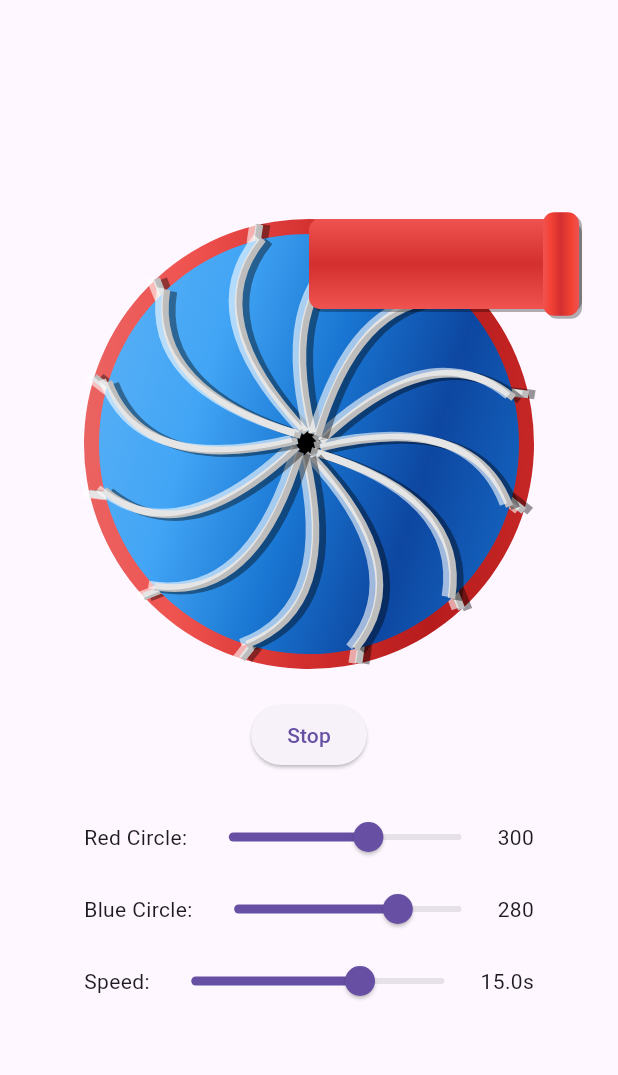
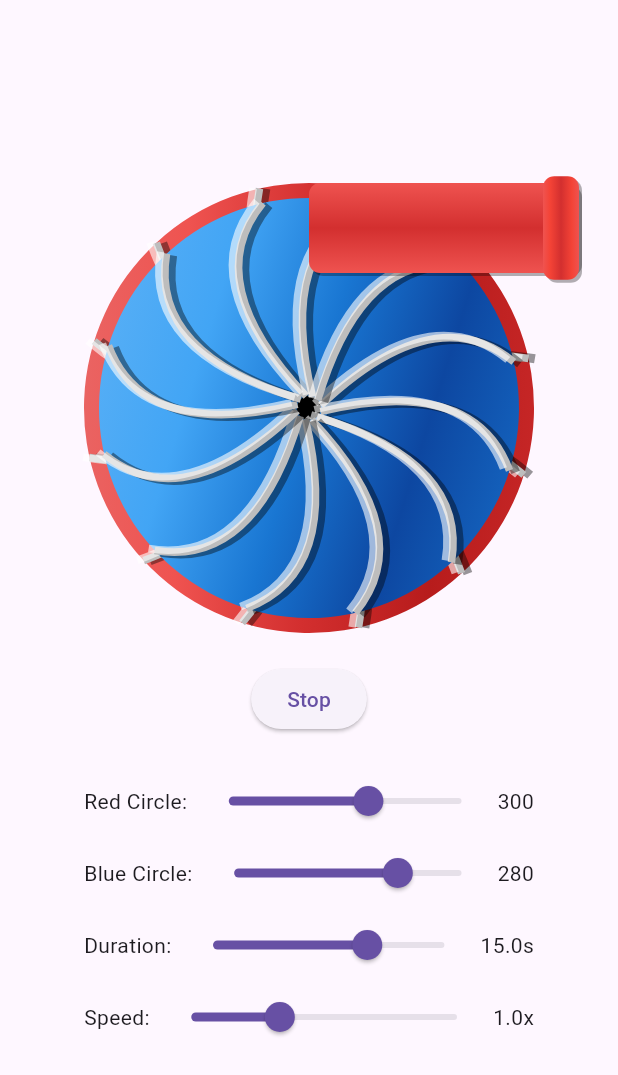
Before and after one commit to Aoli/custom_painter_tct, a Flutter app: the screen it shows after launch, after a tap on "Spin", on a phone screen of 412 x 824 dp. Shown: the top 1075 px of the screen. Run offline on Flutter 3.47's test engine with Material 3 defaults, Android fonts, the phone set to English and light mode, and no system bars.

Commit message:
Add speed multiplier control and update duration handling for spinning animation

```diff
--- a/lib/custom_painter_test.dart
+++ b/lib/custom_painter_test.dart
@@ -329,7 +329,10 @@ class _CircleControlWidgetState extends State<CircleControlWidget>
   late AnimationController
       _speedController; // Single controller for both circles
   bool _isSpinning = false;
-  final Duration _spinDuration = const Duration(seconds: 15); // Total spin time
+  Duration _spinDuration = const Duration(seconds: 15); // Total spin time
+
+  // Add speed multiplier
+  double _speedMultiplier = 1.0;
 
   @override
   void initState() {
@@ -350,12 +353,13 @@ class _CircleControlWidgetState extends State<CircleControlWidget>
     setState(() {
       _isSpinning = !_isSpinning;
       if (_isSpinning) {
-        // Start spinning and gradually slow down
         _speedController.reset();
         _speedController
             .animateTo(
           1.0,
-          duration: _spinDuration,
+          duration: Duration(
+              milliseconds:
+                  (_spinDuration.inMilliseconds / _speedMultiplier).round()),
           curve: Curves.easeOut,
         )
             .then((_) {
@@ -364,7 +368,6 @@ class _CircleControlWidgetState extends State<CircleControlWidget>
           });
         });
       } else {
-        // Stop immediately if currently spinning
         _speedController.stop();
       }
     });
@@ -426,6 +429,7 @@ class _CircleControlWidgetState extends State<CircleControlWidget>
           width: 300,
           child: Column(
             children: [
+              // Keep existing circle size controls
               Row(
                 children: [
                   const Text('Red Circle: '),
@@ -462,40 +466,49 @@ class _CircleControlWidgetState extends State<CircleControlWidget>
                   Text('${_blueDiameter.round()}'),
                 ],
               ),
+              // Duration control
               Row(
                 children: [
-                  const Text('Speed: '),
+                  const Text('Duration: '),
                   Expanded(
                     child: Slider(
-                      value:
-                          _speedController.duration!.inMilliseconds.toDouble(),
-                      min: 5000, // Minimum 5 seconds
-                      max: 20000, // Maximum 20 seconds
+                      value: _spinDuration.inMilliseconds.toDouble(),
+                      min: 5000,
+                      max: 20000,
                       onChanged: (value) {
                         setState(() {
-                          _speedController.duration =
-                              Duration(milliseconds: value.round());
+                          _spinDuration = Duration(milliseconds: value.round());
                           if (_isSpinning) {
-                            // Reset and start the gradual slowdown animation
-                            _speedController.reset();
-                            _speedController
-                                .animateTo(
-                              1.0,
-                              duration: _speedController.duration,
-                              curve: Curves.easeOut,
-                            )
-                                .then((_) {
-                              setState(() {
-                                _isSpinning = false;
-                              });
-                            });
+                            _toggleSpin();
                           }
                         });
                       },
                     ),
                   ),
                   Text(
-                      '${(_speedController.duration!.inMilliseconds / 1000).toStringAsFixed(1)}s'),
+                      '${(_spinDuration.inMilliseconds / 1000).toStringAsFixed(1)}s'),
+                ],
+              ),
+              // Speed multiplier control
+              Row(
+                children: [
+                  const Text('Speed: '),
+                  Expanded(
+                    child: Slider(
+                      value: _speedMultiplier,
+                      min: 0.5,
+                      max: 2.0,
+                      onChanged: (value) {
+                        setState(() {
+                          _speedMultiplier = value;
+                          if (_isSpinning) {
+                            _toggleSpin();
+                          }
+                        });
+                      },
+                    ),
+                  ),
+                  Text('${_speedMultiplier.toStringAsFixed(1)}x'),
                 ],
               ),
             ],
```
